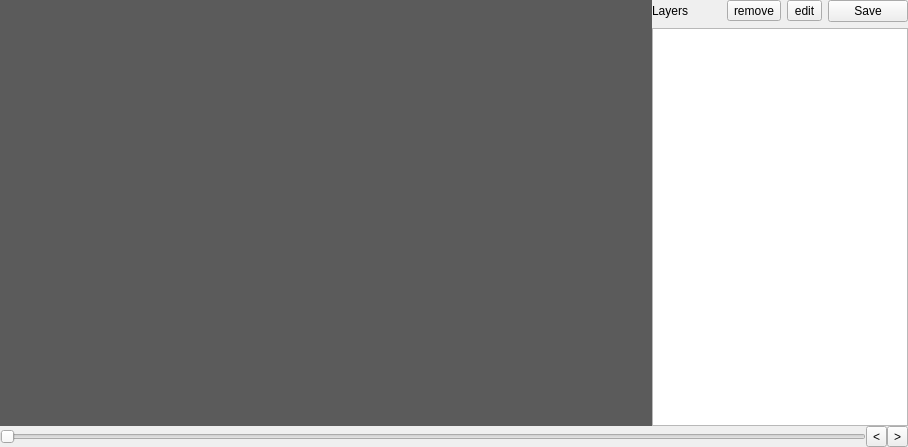
First picture: the form in trunk/src/edr/src/plugins/dicom/ui/layeredImageVisualizer.ui, repository mk4me/hm-mde-one, before the edit.
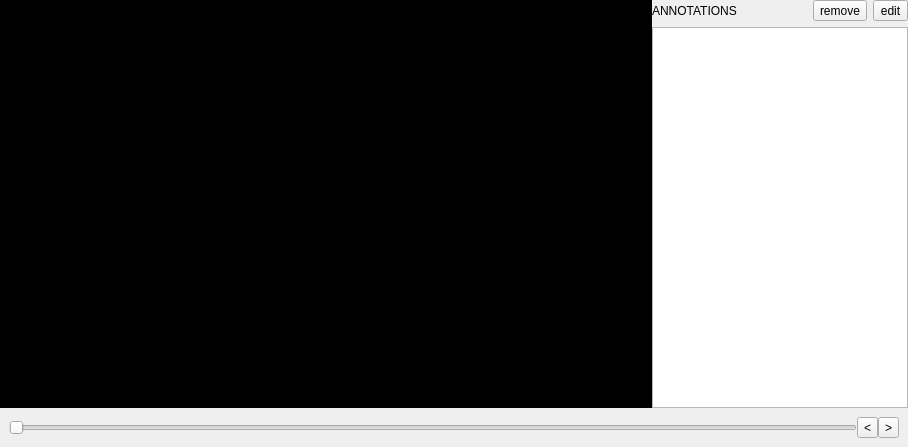
Second picture: the form after the edit. Icons and pictures are not drawn.

The edit to the form file:
```diff
--- a/trunk/src/edr/src/plugins/dicom/ui/layeredImageVisualizer.ui
+++ b/trunk/src/edr/src/plugins/dicom/ui/layeredImageVisualizer.ui
@@ -37,7 +37,7 @@
         </sizepolicy>
        </property>
        <property name="styleSheet">
-        <string notr="true">background-color: rgb(91,91,91);</string>
+        <string notr="true">background-color: rgb(0,0,0);</string>
        </property>
       </widget>
      </item>
@@ -64,7 +64,7 @@
              </sizepolicy>
             </property>
             <property name="text">
-             <string>Layers</string>
+             <string>ANNOTATIONS</string>
             </property>
            </widget>
           </item>
@@ -80,12 +80,9 @@
             <property name="text">
              <string>edit</string>
             </property>
-           </widget>
-          </item>
-          <item>
-           <widget class="QPushButton" name="saveButton">
-            <property name="text">
-             <string>Save</string>
+            <property name="icon">
+             <iconset resource="dicomRC.qrc">
+              <normaloff>:/dicom/edit.png</normaloff>:/dicom/edit.png</iconset>
             </property>
            </widget>
           </item>
@@ -107,6 +104,7 @@
     </layout>
    </item>
    <item>
+    <widget class="QWidget" name="sliderContainer" native="true">
     <layout class="QHBoxLayout" name="horizontalLayout">
      <property name="spacing">
       <number>0</number>
@@ -133,6 +131,7 @@
       </widget>
      </item>
     </layout>
+    </widget>
    </item>
   </layout>
  </widget>
```
Left out of the diff: 8 changed lines with no effect on the pictures. Lines whose indentation alone changed are shown as unchanged.
